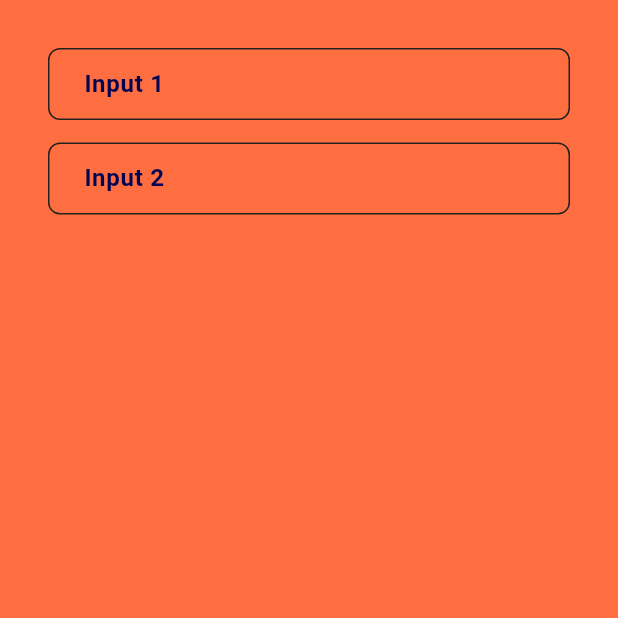
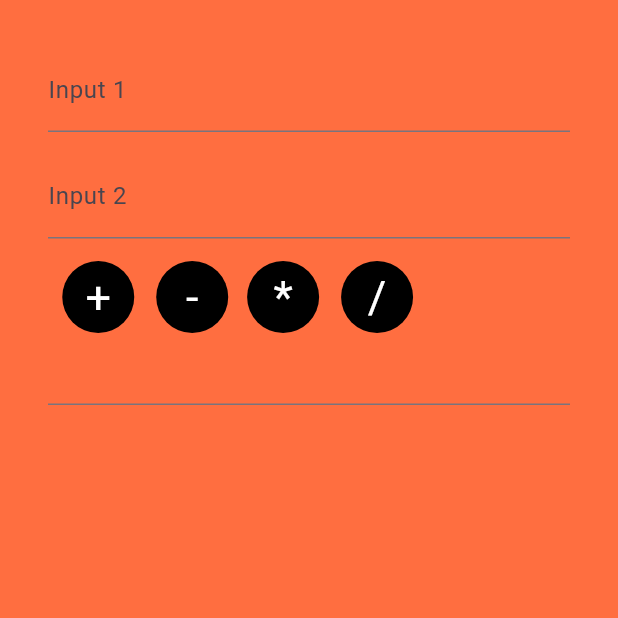
Before and after one commit to samrat12x/flutter-calculator-app, a Flutter app: the screen it shows after launch, on a phone screen of 412 x 824 dp, the top half of it. Run offline on Flutter 3.47's test engine with Material 3 defaults, Android fonts, the phone set to English and light mode, and no system bars.

Commit message:
input validation added / button styling done

```diff
--- a/lib/app/app.dart
+++ b/lib/app/app.dart
@@ -15,8 +15,6 @@ class MainApp extends StatelessWidget {
         debugShowCheckedModeBanner: false,
         home: Scaffold(
             backgroundColor: Colors.deepOrangeAccent,
-            body: SafeArea(
-                bottom: false,
-                child: Container(child: const CalculatorView()))));
+            body: SafeArea(bottom: false, child: CalculatorView())));
   }
 }
--- a/lib/views/calculator_view.dart
+++ b/lib/views/calculator_view.dart
@@ -1,62 +1,148 @@
 import 'package:flutter/material.dart';
+import 'package:flutter/services.dart';
 
-class CalculatorView extends StatelessWidget {
-  const CalculatorView({super.key});
+class CalculatorView extends StatefulWidget {
+  CalculatorView({Key? key}) : super(key: key);
 
   @override
+  _CalculatorViewState createState() => _CalculatorViewState();
+}
+
+class _CalculatorViewState extends State<CalculatorView> {
+  // Define the custom ButtonStyle
+  final numericFormatter =
+      FilteringTextInputFormatter.allow(RegExp(r'^\d+\.?\d{0,2}'));
+
+  final ButtonStyle outlineButtonStyle = OutlinedButton.styleFrom(
+    foregroundColor: Colors.white,
+    textStyle: const TextStyle(fontSize: 30),
+    backgroundColor: Colors.black,
+    minimumSize: const Size(48, 48), // Increase the size as needed
+    padding: const EdgeInsets.symmetric(horizontal: 25),
+    shape: const CircleBorder(),
+  ).copyWith(
+    side: MaterialStateProperty.resolveWith<BorderSide>(
+      (Set<MaterialState> states) {
+        if (states.contains(MaterialState.pressed)) {
+          return const BorderSide(
+            color: Color.fromARGB(255, 30, 29, 27), // Use the desired color
+            width: 1,
+          );
+        }
+        // Return a default BorderSide when not pressed
+        return BorderSide.none; // or any other default BorderSide
+      },
+    ),
+  );
+
+  num? input1;
+  num? input2;
+  num? result;
+  String? errorMessage1; // ie errorMesdsage1=null
+  String? errorMessage2;
+  @override
   Widget build(BuildContext context) {
-    return const Padding(
-      padding: EdgeInsets.all(32.0),
+    return Padding(
+      padding: const EdgeInsets.all(32.0),
       child: Column(
         children: [
           TextField(
+            onChanged: (text) {
+              if (text.isNotEmpty) {
+                setState(() {
+                  input1 = num.parse(text);
+                  errorMessage1 = null;
+                });
+              } else {
+                setState(() {
+                  input1 = null;
+                  errorMessage1 = "enter a value";
+                });
+              }
+            },
             keyboardType: TextInputType.number,
+            inputFormatters: [numericFormatter], // Use the numeric formatter
             decoration: InputDecoration(
               labelText: "Input 1",
-              labelStyle: TextStyle(
-                  color: Color.fromARGB(255, 0, 4, 83),
-                  fontWeight: FontWeight.bold),
-              contentPadding: EdgeInsets.fromLTRB(
-                  20, 0, 0, 0), //gives left margin to Hint/label text
+              errorText: errorMessage1,
 
-              hintText: 'Enter a number',
-              hintStyle: TextStyle(color: Colors.white),
-
-              enabledBorder: OutlineInputBorder(
-                borderSide: BorderSide(color: Color.fromARGB(255, 35, 32, 32)),
-                borderRadius: BorderRadius.all(Radius.circular(8.0)),
-              ),
-              focusedBorder: OutlineInputBorder(
-                  borderSide: const BorderSide(
-                    color: Colors.black,
-                  ),
-                  borderRadius: BorderRadius.all(Radius.circular(8.0))),
+              // ... (your existing decoration properties)
             ),
           ),
-          SizedBox(height: 15),
+          const SizedBox(height: 15),
           TextField(
+            onChanged: (text) {
+              if (text.isNotEmpty) {
+                setState(() {
+                  input2 = num.parse(text);
+                  errorMessage2 = null;
+                });
+              } else {
+                setState(() {
+                  input2 = null;
+                  errorMessage2 = "please enter a value";
+                });
+              }
+            },
             keyboardType: TextInputType.number,
+            inputFormatters: [numericFormatter],
             decoration: InputDecoration(
               labelText: "Input 2",
-              labelStyle: TextStyle(
-                  color: Color.fromARGB(255, 0, 4, 83),
-                  fontWeight: FontWeight.bold),
-              contentPadding: EdgeInsets.fromLTRB(
-                  20, 0, 0, 0), //gives left margin to Hint/label text
-
-              hintText: 'Enter a number',
-              hintStyle: TextStyle(color: Colors.white),
-
-              enabledBorder: OutlineInputBorder(
-                borderSide: BorderSide(color: Color.fromARGB(255, 35, 32, 32)),
-                borderRadius: BorderRadius.all(Radius.circular(8.0)),
+              errorText: errorMessage2,
+              // ... (your existing decoration properties)
+            ),
+          ),
+          const SizedBox(height: 15),
+          Row(
+            children: [
+              OutlinedButton(
+                style: outlineButtonStyle,
+                onPressed: () {
+                  setState(() {
+                    result = (input1 ?? 0) + (input2 ?? 0);
+                  });
+                },
+                child: const Text('+'),
               ),
-              focusedBorder: OutlineInputBorder(
-                  borderSide: const BorderSide(
-                    color: Colors.black,
-                  ),
-                  borderRadius: BorderRadius.all(Radius.circular(8.0))),
-            ),
+              OutlinedButton(
+                style: outlineButtonStyle,
+                onPressed: () {
+                  setState(() {
+                    result = (input1 ?? 0) - (input2 ?? 0);
+                  });
+                },
+                child: const Text('-'),
+              ),
+              OutlinedButton(
+                style: outlineButtonStyle,
+                onPressed: () {
+                  setState(() {
+                    result = (input1 ?? 0) * (input2 ?? 0);
+                  });
+                },
+                child: const Text('*'),
+              ),
+              OutlinedButton(
+                style: outlineButtonStyle,
+                onPressed: () {
+                  setState(() {
+                    if (input2 != 0) {
+                      result = (input1 ?? 0) / (input2 ?? 0);
+                    } else {
+                      result = null;
+                      errorMessage2 = "Cant divide by zero";
+                    }
+                  });
+                },
+                child: const Text('/'),
+              ),
+            ],
+          ),
+          TextField(
+            showCursor: true,
+            readOnly: true,
+            decoration:
+                InputDecoration(hintText: result == null ? '' : '$result'),
           ),
         ],
       ),
```
